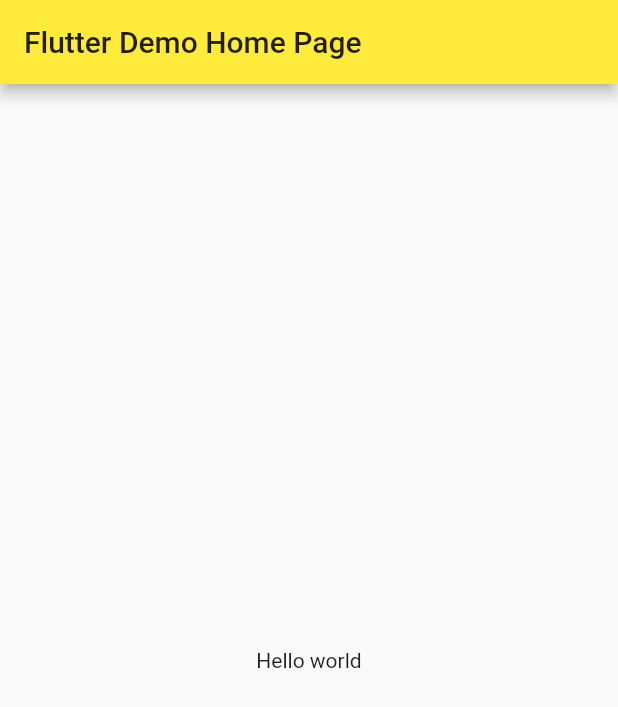
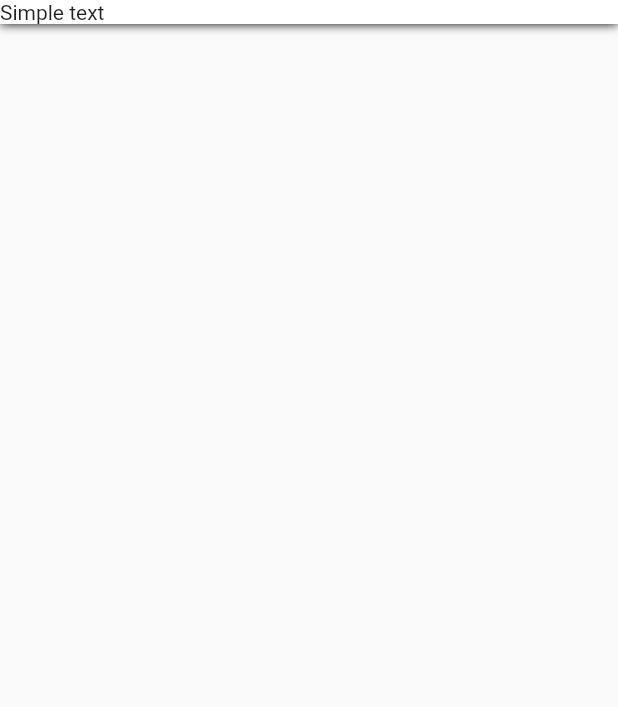
Before and after one commit to ludoo0d0a/messio, a Flutter app: the screen it shows after launch, on a phone screen of 412 x 824 dp. Shown: the top 707 px of the screen. Run offline on Flutter 3.47's test engine with Material 2 defaults, Android fonts, the phone set to English and light mode, and no system bars.

Commit message:
add main screens

```diff
--- /dev/null
+++ b/lib/chat_app_bar.dart
@@ -0,0 +1,31 @@
+import 'package:flutter/material.dart';
+import 'package:messio/config/Assets.dart';
+import 'package:messio/config/Palette.dart';
+
+
+class ChatAppBar extends StatelessWidget implements PreferredSizeWidget {
+
+  final double height = 100;
+
+  @override
+  Widget build(BuildContext context) {
+    return Material(
+      child: Container(
+        decoration: new BoxDecoration(boxShadow: [ //adds a shadow to the appbar
+          new BoxShadow(
+            color: Colors.black,
+            blurRadius: 5.0,
+        )]),
+        child: Container(
+          color: Palette.primaryBackgroundColor,
+          child:
+            Text('Simple text')
+        )
+      ),
+    );
+  }
+
+  @override
+  // TODO: implement preferredSize
+  Size get preferredSize => Size.fromHeight(height);
+}
--- /dev/null
+++ b/lib/chat_list_widget.dart
@@ -0,0 +1,15 @@
+import 'package:flutter/material.dart';
+
+class ChatListWidget extends StatefulWidget {
+  ChatListWidget({Key key}) : super(key: key);
+
+  @override
+  _ChatListWidgetState createState() => _ChatListWidgetState();
+}
+
+class _ChatListWidgetState extends State<ChatListWidget> {
+  @override
+  Widget build(BuildContext context) {
+    return Container();
+  }
+}
--- /dev/null
+++ b/lib/config/Assets.dart
@@ -0,0 +1,5 @@
+// TODO Implement this library.
+
+class Assets{
+  static String user = 'assets/user.png';
+}
--- /dev/null
+++ b/lib/config/Palette.dart
@@ -0,0 +1,15 @@
+import 'package:flutter/material.dart';
+
+// Color palette for the app
+class Palette{
+  static Color primaryColor = Colors.blue;
+  static Color secondaryColor = Colors.black;
+  static Color primaryTextColor = Colors.black;
+  static Color secondaryTextColor = Colors.black87;
+  static Color primaryBackgroundColor = Colors.white;
+  static Color selfMessageBackgroundColor = Colors.blueGrey;
+  static Color otherMessageBackgroundColor = Colors.tealAccent;
+  static Color selfMessageColor = Colors.white;
+  static Color otherMessageColor = Color(0xff3f3f3f);
+  static Color greyColor = Colors.grey;
+}
--- /dev/null
+++ b/lib/conversation_page.dart
@@ -0,0 +1,29 @@
+import 'package:flutter/material.dart';
+
+import 'chat_app_bar.dart';
+import 'chat_list_widget.dart';
+import 'input_widget.dart';
+
+class ConversationPage extends StatefulWidget {
+  ConversationPage({Key key}) : super(key: key);
+
+  @override
+  _ConversationPageState createState() => _ConversationPageState();
+}
+
+class _ConversationPageState extends State<ConversationPage> {
+  @override
+  Widget build(BuildContext context) {
+    return SafeArea(
+      child: Scaffold(
+        appBar: ChatAppBar(),
+        body: Stack(
+          children: <Widget>[
+            ChatListWidget(),//Chat list
+            InputWidget() // The input widget
+          ],
+        ),
+      )
+    );
+  }
+}
--- /dev/null
+++ b/lib/input_widget.dart
@@ -0,0 +1,15 @@
+import 'package:flutter/material.dart';
+
+class InputWidget extends StatefulWidget {
+  InputWidget({Key key}) : super(key: key);
+
+  @override
+  _InputWidgetState createState() => _InputWidgetState();
+}
+
+class _InputWidgetState extends State<InputWidget> {
+  @override
+  Widget build(BuildContext context) {
+    return Container();
+  }
+}
--- a/lib/main.dart
+++ b/lib/main.dart
@@ -1,4 +1,6 @@
 import 'package:flutter/material.dart';
+import 'package:messio/chat_app_bar.dart';
+import 'package:messio/conversation_page.dart';
 
 void main() => runApp(MyApp());
 
@@ -39,13 +41,6 @@ class _MyHomePageState extends State<MyHomePage> {
 
   @override
   Widget build(BuildContext context) {
-    return Scaffold(
-      appBar: AppBar(
-        title: Text(widget.title),
-      ),
-      body: Center(
-        child: Text('Hello world'),
-      ),
-    );
+    return ConversationPage();
   }
 }
```
